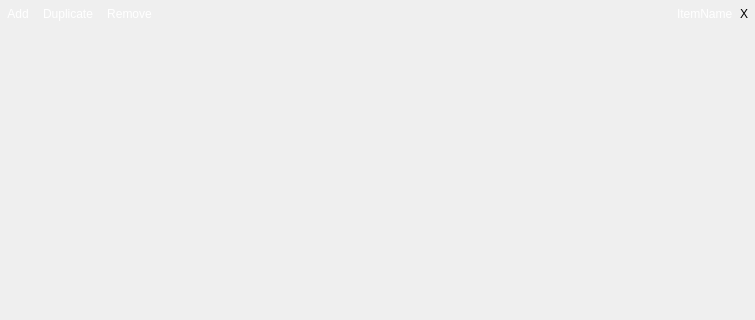
First picture: the form in ApplicationUi/TopologyWidget.ui, repository kacerpetr/NNCreator, before the edit; both pictures show x 0 to 755 and y 0 to 320 of the 755 by 711 pixel window.
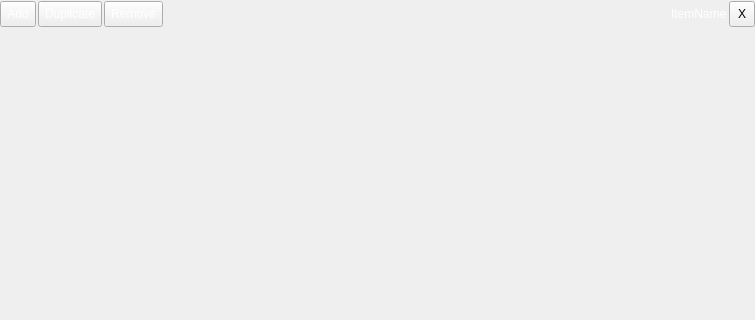
Second picture: the form after the edit. Icons and pictures are not drawn.

Commit message: Look of tool buttons improved

The edit to the form file:
```diff
--- a/ApplicationUi/TopologyWidget.ui
+++ b/ApplicationUi/TopologyWidget.ui
@@ -65,7 +65,7 @@
      </property>
      <layout class="QHBoxLayout" name="horizontalLayout">
       <property name="spacing">
-       <number>0</number>
+       <number>2</number>
       </property>
       <property name="leftMargin">
        <number>0</number>
@@ -81,6 +81,18 @@
       </property>
       <item>
        <widget class="QToolButton" name="appendButton">
+        <property name="minimumSize">
+         <size>
+          <width>0</width>
+          <height>26</height>
+         </size>
+        </property>
+        <property name="maximumSize">
+         <size>
+          <width>16777215</width>
+          <height>26</height>
+         </size>
+        </property>
         <property name="toolTip">
          <string>Appends new layer that will became new output layer.</string>
         </property>
@@ -106,13 +118,22 @@
         <property name="toolButtonStyle">
          <enum>Qt::ToolButtonTextBesideIcon</enum>
         </property>
-        <property name="autoRaise">
-         <bool>true</bool>
-        </property>
        </widget>
       </item>
       <item>
        <widget class="QToolButton" name="duplicateButton">
+        <property name="minimumSize">
+         <size>
+          <width>0</width>
+          <height>26</height>
+         </size>
+        </property>
+        <property name="maximumSize">
+         <size>
+          <width>16777215</width>
+          <height>26</height>
+         </size>
+        </property>
         <property name="toolTip">
          <string>Dupplicates selected layer.</string>
         </property>
@@ -135,13 +156,22 @@
         <property name="toolButtonStyle">
          <enum>Qt::ToolButtonTextBesideIcon</enum>
         </property>
-        <property name="autoRaise">
-         <bool>true</bool>
-        </property>
        </widget>
       </item>
       <item>
        <widget class="QToolButton" name="removeButton">
+        <property name="minimumSize">
+         <size>
+          <width>0</width>
+          <height>26</height>
+         </size>
+        </property>
+        <property name="maximumSize">
+         <size>
+          <width>16777215</width>
+          <height>26</height>
+         </size>
+        </property>
         <property name="toolTip">
          <string>Removes selected layer.</string>
         </property>
@@ -164,9 +194,6 @@
         <property name="toolButtonStyle">
          <enum>Qt::ToolButtonTextBesideIcon</enum>
         </property>
-        <property name="autoRaise">
-         <bool>true</bool>
-        </property>
        </widget>
       </item>
       <item>
@@ -236,8 +263,14 @@
        <widget class="QToolButton" name="closeButton">
         <property name="minimumSize">
          <size>
-          <width>0</width>
-          <height>28</height>
+          <width>26</width>
+          <height>26</height>
+         </size>
+        </property>
+        <property name="maximumSize">
+         <size>
+          <width>26</width>
+          <height>26</height>
          </size>
         </property>
         <property name="toolTip">
@@ -256,9 +289,6 @@
           <height>22</height>
          </size>
         </property>
-        <property name="autoRaise">
-         <bool>true</bool>
-        </property>
        </widget>
       </item>
      </layout>
```
The commit also changes 7 other files.
